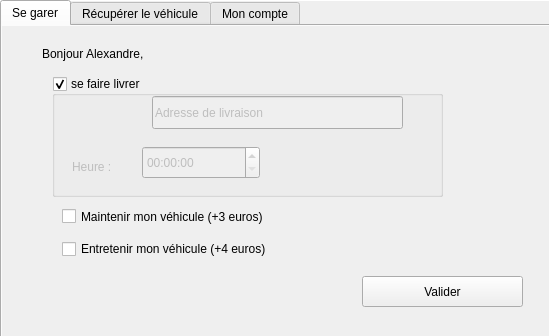
First picture: the form in UI/consumer.ui, repository matthieupenchenat81/DreamPark, before the edit.
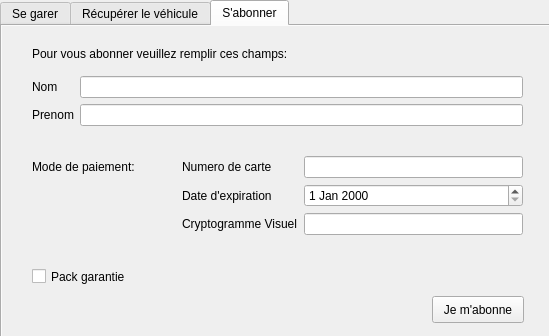
Second picture: the form after the edit. The open tabs and pages were chosen to show the change.

Commit message: Ajout Icone Signaux Début regex formulaires

What changed in the file:
```diff
--- a/UI/consumer.ui
+++ b/UI/consumer.ui
@@ -54,7 +54,7 @@
       <string/>
      </property>
      <property name="currentIndex">
-      <number>0</number>
+      <number>1</number>
      </property>
      <widget class="QWidget" name="tab">
       <property name="enabled">
@@ -135,14 +135,14 @@
        </property>
        <widget class="QLineEdit" name="input_adrLivaison">
         <property name="enabled">
-         <bool>false</bool>
+         <bool>true</bool>
         </property>
         <property name="geometry">
          <rect>
-          <x>100</x>
-          <y>20</y>
-          <width>251</width>
-          <height>33</height>
+          <x>20</x>
+          <y>32</y>
+          <width>351</width>
+          <height>31</height>
          </rect>
         </property>
         <property name="inputMask">
@@ -160,13 +160,13 @@
        </widget>
        <widget class="QLabel" name="label_9">
         <property name="enabled">
-         <bool>false</bool>
+         <bool>true</bool>
         </property>
         <property name="geometry">
          <rect>
-          <x>20</x>
+          <x>230</x>
           <y>80</y>
-          <width>66</width>
+          <width>41</width>
           <height>21</height>
          </rect>
         </property>
@@ -176,16 +176,19 @@
        </widget>
        <widget class="QTimeEdit" name="input_timeLivraison">
         <property name="enabled">
-         <bool>false</bool>
+         <bool>true</bool>
         </property>
         <property name="geometry">
          <rect>
-          <x>90</x>
-          <y>70</y>
-          <width>118</width>
-          <height>33</height>
+          <x>280</x>
+          <y>80</y>
+          <width>91</width>
+          <height>21</height>
          </rect>
         </property>
+        <property name="displayFormat">
+         <string>HH:mm</string>
+        </property>
        </widget>
       </widget>
      </widget>
@@ -276,7 +279,7 @@
       <widget class="QPushButton" name="btn_packGaranti">
        <property name="geometry">
         <rect>
-         <x>384</x>
+         <x>380</x>
          <y>70</y>
          <width>111</width>
          <height>31</height>
@@ -410,7 +413,7 @@
       <bool>true</bool>
      </property>
      <property name="currentIndex">
-      <number>0</number>
+      <number>2</number>
      </property>
      <widget class="QWidget" name="tab_3">
       <property name="enabled">
@@ -671,8 +674,8 @@
    </widget>
    <zorder>guest_recover</zorder>
    <zorder>home</zorder>
-   <zorder>guest</zorder>
    <zorder>subscribed</zorder>
+   <zorder>guest</zorder>
   </widget>
  </widget>
  <resources/>
```
The commit also changes 2 other files.
